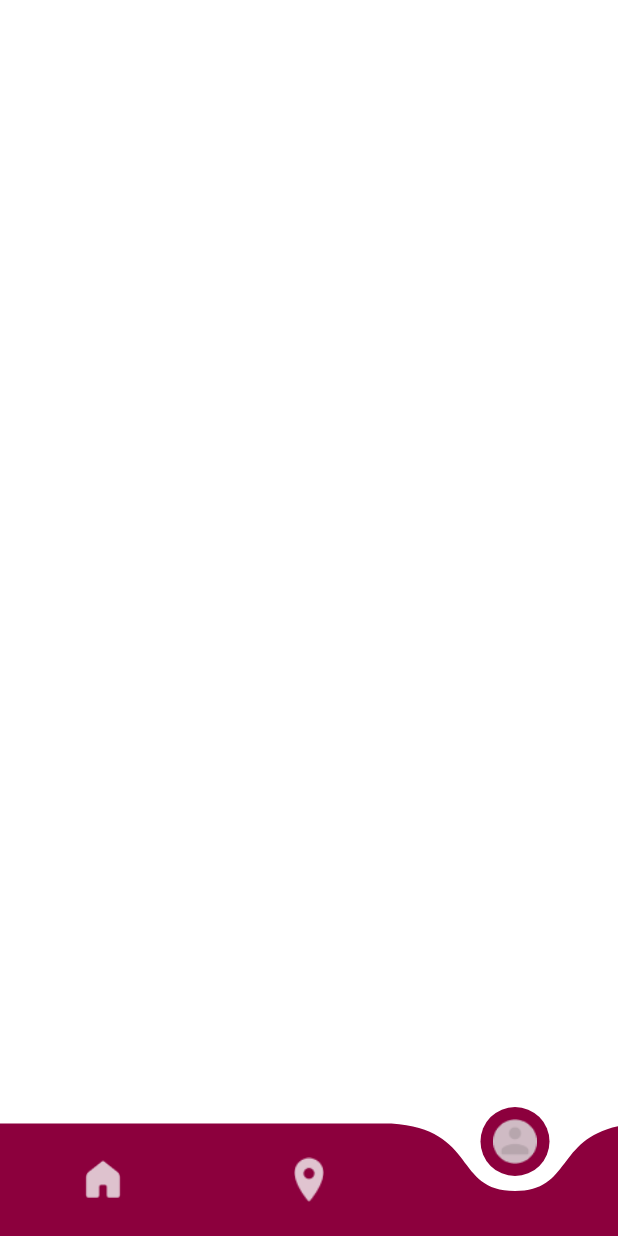
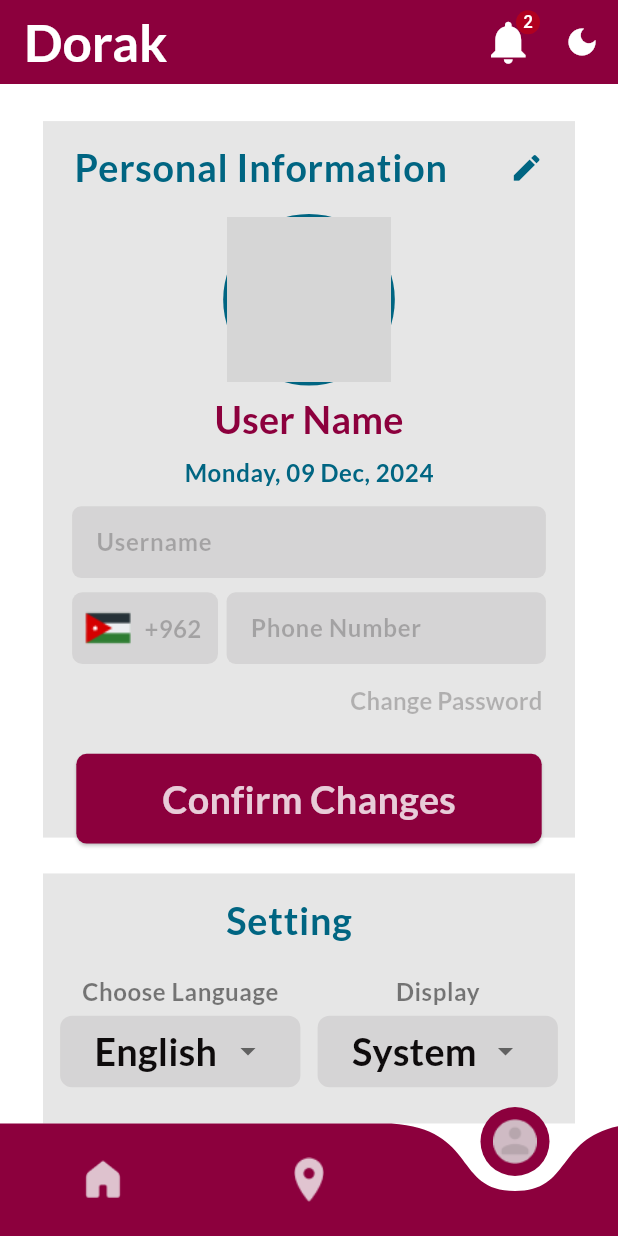
Before and after one commit to jehadadili/App-DOORAK, a Flutter app: the CustomCurvedNavigationBar screen opened directly, item 3 of the bottom bar chosen, on a phone screen of 412 x 824 dp. Run offline on Flutter 3.47's test engine with Material 3 defaults, Android fonts, the phone set to English and light mode, and no system bars; drawn by our look-alikes of curved_navigation_bar; our stand-ins replace bloc, device_preview, flutter_bloc, flutter_screenutil, loading_animation_widget, shared_preferences; accounts and stored records are empty; network calls fail; grey boxes are pictures that could not be loaded.

Commit message:
add ui profile

```diff
--- a/lib/my_app.dart
+++ b/lib/my_app.dart
@@ -23,9 +23,12 @@ class AppDoorak extends StatelessWidget {
                    useInheritedMediaQuery: true,
                   locale: DevicePreview.locale(context),
                   builder: DevicePreview.appBuilder,
+
                   debugShowCheckedModeBanner: false,
                   home: child,
                   theme: context.read<ThemeCubit>().themedata,
+
+
                 );
               },
             ));
--- a/lib/src/core/style/text_styles/text_styles_light.dart
+++ b/lib/src/core/style/text_styles/text_styles_light.dart
@@ -6,53 +6,63 @@ class StyleTextLight {
   static TextStyle labelLargepink92W800 = TextStyle(
     color: ColorApp.primarycolor,
     fontSize: 92.sp,
+    fontFamily: "Lato",
     fontWeight: FontWeight.w800,
   );
 
   static TextStyle bodyLargewhite46W800 = TextStyle(
     color: ColorApp.white,
     fontSize: 46.sp,
+    fontFamily: "Lato",
     fontWeight: FontWeight.w800,
   );
   static TextStyle titleLargewhite38W500 = TextStyle(
     color: ColorApp.white,
+    fontFamily: "Lato",
     fontSize: 38.sp,
     fontWeight: FontWeight.w500,
   );
   static TextStyle headlineLargehite32W400 = TextStyle(
     color: ColorApp.white,
+    fontFamily: "Lato",
     fontSize: 32.sp,
     fontWeight: FontWeight.w400,
   );
 
   static TextStyle displayLargewhite30W400 = TextStyle(
     color: ColorApp.white,
+    fontFamily: "Lato",
     fontSize: 30.sp,
     fontWeight: FontWeight.w400,
   );
   static TextStyle displayMediumpink26W900 = TextStyle(
     color: ColorApp.primarycolor,
+    fontFamily: "Lato",
     fontSize: 26.sp,
     fontWeight: FontWeight.w900,
   );
   static TextStyle titleMediumwhite22W500 = TextStyle(
     color: ColorApp.white,
+    fontFamily: "Lato",
     fontSize: 22.sp,
     fontWeight: FontWeight.w500,
   );
   static TextStyle displaySmallwihte18W500 = TextStyle(
     color: ColorApp.white,
+    fontFamily: "Lato",
     fontSize: 16.sp,
     fontWeight: FontWeight.w500,
   );
   static TextStyle bodysmailwihte14W500 = TextStyle(
     color: ColorApp.black,
+    fontFamily: "Lato",
     fontSize: 14.sp,
     fontWeight: FontWeight.w500,
   );
 
   static TextStyle smailtitlegrey12W400 = TextStyle(
     color: ColorApp.grey.withOpacity(0.55),
+    fontFamily: "Lato",
     fontSize: 12.sp,
     fontWeight: FontWeight.w400,
   );
--- a/lib/src/core/them/dark_them.dart
+++ b/lib/src/core/them/dark_them.dart
@@ -26,9 +26,14 @@ ThemeData darkThem() {
         secondary: ColorApp.greydark.withOpacity(0.4),
         onPrimary: ColorApp.blue.withOpacity(0.41),
         surfaceContainer: ColorApp.white2.withOpacity(0.15),
-    ),
+        onErrorContainer: ColorApp.white2),
     cardColor: ColorApp.white.withOpacity(0.05),
     primaryTextTheme: TextTheme(
+      bodyLarge: StyleTextDark.titleMediumwhite22W500.copyWith(
+        fontWeight: FontWeight.w700,
+      ),
+      bodySmall: StyleTextDark.bodysmailwihte14W500.copyWith(
+          fontWeight: FontWeight.w200, color: ColorApp.white.withOpacity(0.50)),
       displayLarge: StyleTextDark.displayLargewhite30W400
           .copyWith(color: ColorApp.white, fontWeight: FontWeight.w800),
       titleMedium:
--- a/lib/src/core/them/light_them.dart
+++ b/lib/src/core/them/light_them.dart
@@ -24,10 +24,16 @@ ThemeData lightThem() {
       primary: ColorApp.blue,
       secondary: ColorApp.greydark.withOpacity(0.4),
       onPrimary: ColorApp.blue,
+      onErrorContainer: ColorApp.blue,
       surfaceContainer: ColorApp.blakandgrey.withOpacity(0.72),
     ),
     cardColor: ColorApp.black.withOpacity(0.10),
     primaryTextTheme: TextTheme(
+      bodyLarge: StyleTextLight.titleMediumwhite22W500
+          .copyWith(fontWeight: FontWeight.w700, color: ColorApp.blue),
+      bodySmall: StyleTextLight.bodysmailwihte14W500.copyWith(
+          fontWeight: FontWeight.w200,
+          color: ColorApp.blackdark.withOpacity(0.50)),
       displayLarge: StyleTextLight.displayLargewhite30W400
           .copyWith(color: ColorApp.black, fontWeight: FontWeight.w800),
       titleMedium:
--- a/lib/src/core/widgets/custom_app_bar.dart
+++ b/lib/src/core/widgets/custom_app_bar.dart
@@ -19,10 +19,13 @@ AppBar buildAppBar({
     actions: [
       IconButton(
         onPressed: () {},
-        icon: Icon(
-          IconApp.notifications,
-          color: ColorApp.white,
-          size: 30.sp,
+        icon: Badge.count(
+          count: 2,
+          child: Icon(
+            IconApp.notifications,
+            color: ColorApp.white,
+            size: 30.sp,
+          ),
         ),
       ),
       IconButton(
--- a/lib/src/feature/bottom_navigation_bar/view/widgets/tab_navigation_pages.dart
+++ b/lib/src/feature/bottom_navigation_bar/view/widgets/tab_navigation_pages.dart
@@ -17,7 +17,7 @@ class TabNavigationPages extends StatelessWidget {
     } else if (tabItem == "page2") {
       child = const LocationScreen();
     } else if (tabItem == "page3") {
-      child = const ProfileScreen();
+      child = const UserProfileScreen();
     }
     return Navigator(
       key: navigatorKey,
--- a/lib/src/feature/date-time/presntation/view/screen/date_time_screen.dart
+++ b/lib/src/feature/date-time/presntation/view/screen/date_time_screen.dart
@@ -17,7 +17,7 @@ class DateTimeScreen extends StatelessWidget {
         child: Column(
           children: [
             SizedBox(
-              height: MediaQuery.sizeOf(context).height * 0.1,
+              height: MediaQuery.sizeOf(context).height * 0.05,
             ),
             Padding(
               padding: EdgeInsets.symmetric(horizontal: 25.w),
--- a/lib/src/feature/date-time/presntation/view/widgets/custom_date.dart
+++ b/lib/src/feature/date-time/presntation/view/widgets/custom_date.dart
@@ -1,6 +1,7 @@
 import 'package:doorak/src/core/style/color/color_app.dart';
 import 'package:flutter/material.dart';
 import 'package:flutter_screenutil/flutter_screenutil.dart';
+import 'package:intl/intl.dart'; // استيراد مكتبة intl
 
 class CustomDate extends StatefulWidget {
   const CustomDate({super.key});
@@ -31,7 +32,8 @@ class _CustomDateState extends State<CustomDate> {
             width: 10.w,
           ),
           Text(
-            "${selectedDate.day}-${selectedDate.month}-${selectedDate.year}",
+            // تنسيق التاريخ باستخدام intl
+            DateFormat('yyyy-MM-dd').format(selectedDate),
             style: TextStyle(fontSize: 14.sp),
           ),
         ],
@@ -52,7 +54,9 @@ class _CustomDateState extends State<CustomDate> {
         selectedDate = date;
       });
       ScaffoldMessenger.of(context).showSnackBar(
-        SnackBar(content: Text("تم اختيار التاريخ: ${date.toLocal()}")),
+        SnackBar(
+            content: Text(
+                "تم اختيار التاريخ: ${DateFormat('yyyy-MM-dd').format(date)}")),
       );
     }
   }
--- a/lib/src/feature/profile/view/screen/profile_screen.dart
+++ b/lib/src/feature/profile/view/screen/profile_screen.dart
@@ -1,10 +1,54 @@
+import 'package:doorak/src/core/widgets/custom_app_bar.dart';
+import 'package:doorak/src/feature/profile/view/widgets/custom_personal_information.dart';
+import 'package:doorak/src/feature/profile/view/widgets/custom_setting.dart';
 import 'package:flutter/material.dart';
+import 'package:flutter_screenutil/flutter_screenutil.dart';
 
-class ProfileScreen extends StatelessWidget {
-  const ProfileScreen({super.key});
+class UserProfileScreen extends StatefulWidget {
+  const UserProfileScreen({
+    super.key,
+  });
 
   @override
+  State<UserProfileScreen> createState() => _UserProfileScreenState();
+}
+
+class _UserProfileScreenState extends State<UserProfileScreen> {
+  final TextEditingController phoneController = TextEditingController();
+  final TextEditingController usernameController = TextEditingController();
+  @override
   Widget build(BuildContext context) {
-    return const Scaffold();
+    return Scaffold(
+        appBar: buildAppBar(context: context),
+        body: Padding(
+          padding: EdgeInsets.symmetric(horizontal: 25.w),
+          child: SingleChildScrollView(
+            child: Column(
+              children: [
+                SizedBox(
+                  height: MediaQuery.sizeOf(context).height * 0.03,
+                ),
+                Container(
+                  height: 400.h,
+                  color: Theme.of(context).cardColor,
+                  child: CustomPersonalInformation(
+                    phoneController: phoneController,
+                    usernameController: usernameController,
+                  ),
+                ),
+                SizedBox(
+                  height: 20.h,
+                ),
+                Container(
+                    height: 250.h,
+                    color: Theme.of(context).cardColor,
+                    child: const CustomSetting()),
+                SizedBox(
+                  height: MediaQuery.sizeOf(context).height * 0.03,
+                ),
+              ],
+            ),
+          ),
+        ));
   }
 }
--- /dev/null
+++ b/lib/src/feature/profile/view/widgets/custom_dropdown_button_lang.dart
@@ -0,0 +1,56 @@
+import 'package:doorak/src/core/style/text/text.dart';
+import 'package:flutter/material.dart';
+import 'package:flutter_screenutil/flutter_screenutil.dart';
+
+class CustomDropdownButtonLang extends StatelessWidget {
+  const CustomDropdownButtonLang({super.key});
+
+  @override
+  Widget build(BuildContext context) {
+    return Column(
+      children: [
+        Text(
+          AppText.chooseLanguageEN,
+          style: Theme.of(context).primaryTextTheme.bodySmall,
+        ),
+        SizedBox(
+          height: 5.h,
+        ),
+        SizedBox(
+          height: 40.h,
+          child: Container(
+            decoration: BoxDecoration(
+              color: Theme.of(context).inputDecorationTheme.fillColor,
+              borderRadius: BorderRadius.circular(8),
+            ),
+            padding: EdgeInsets.only(left: 20.w, right: 20.w),
+            child: DropdownButton<String>(
+              value: AppText.languageEN,
+              underline: const SizedBox(),
+              onChanged: (value) {
+              },
+              dropdownColor: Theme.of(context).inputDecorationTheme.fillColor,
+              isExpanded: true,
+              items: [
+                DropdownMenuItem(
+                  value: AppText.languageAR,
+                  child: Text(
+                    AppText.languageAR,
+                    style: Theme.of(context).primaryTextTheme.titleMedium,
+                  ),
+                ),
+                DropdownMenuItem(
+                  value: AppText.languageEN,
+                  child: Text(
+                    AppText.languageEN,
+                    style: Theme.of(context).primaryTextTheme.titleMedium,
+                  ),
+                ),
+              ],
+            ),
+          ),
+        ),
+      ],
+    );
+  }
+}
--- /dev/null
+++ b/lib/src/feature/profile/view/widgets/custom_dropdown_button_theme.dart
@@ -0,0 +1,62 @@
+import 'package:doorak/src/core/style/text/text.dart';
+import 'package:flutter/material.dart';
+import 'package:flutter_screenutil/flutter_screenutil.dart';
+
+class CustomDropdownButtonTheme extends StatelessWidget {
+  const CustomDropdownButtonTheme({super.key});
+
+  @override
+  Widget build(BuildContext context) {
+    return Column(
+      children: [
+        Text(
+          AppText.displayEN,
+          style: Theme.of(context).primaryTextTheme.bodySmall,
+        ),
+        SizedBox(
+          height: 5.h,
+        ),
+        SizedBox(
+          height: 40.h,
+          child: Container(
+            decoration: BoxDecoration(
+              color: Theme.of(context).inputDecorationTheme.fillColor,
+              borderRadius: BorderRadius.circular(8),
+            ),
+            padding: EdgeInsets.only(left: 20.w, right: 20.w),
+            child: DropdownButton<String>(
+              value: AppText.systemEN,
+              underline: const SizedBox(),
+              onChanged: (value) {},
+              dropdownColor: Theme.of(context).inputDecorationTheme.fillColor,
+              isExpanded: true,
+              items: [
+                DropdownMenuItem(
+                  value: AppText.systemEN,
+                  child: Text(
+                    AppText.systemEN,
+                    style: Theme.of(context).primaryTextTheme.titleMedium,
+                  ),
+                ),
+                DropdownMenuItem(
+                  value: AppText.darkModeEN,
+                  child: Text(
+                    AppText.darkModeEN,
+                    style: Theme.of(context).primaryTextTheme.titleMedium,
+                  ),
+                ),
+                DropdownMenuItem(
+                  value: AppText.lightModeEN,
+                  child: Text(
+                    AppText.lightModeEN,
+                    style: Theme.of(context).primaryTextTheme.titleMedium,
+                  ),
+                ),
+              ],
+            ),
+          ),
+        ),
+      ],
+    );
+  }
+}
--- /dev/null
+++ b/lib/src/feature/profile/view/widgets/custom_edit_text_fiel.dart
@@ -0,0 +1,102 @@
+import 'package:doorak/src/core/style/button/custom_buttom_light.dart';
+import 'package:doorak/src/core/style/text/text.dart';
+import 'package:doorak/src/core/widgets/custom_text_fiald.dart';
+import 'package:flutter/material.dart';
+import 'package:flutter_screenutil/flutter_screenutil.dart';
+import 'package:doorak/src/core/style/image/image_app.dart';
+
+class CustomEditTextFiel extends StatelessWidget {
+  final TextEditingController phoneController;
+  final TextEditingController usernameController;
+
+  const CustomEditTextFiel({
+    super.key,
+    required this.phoneController,
+    required this.usernameController,
+  });
+
+  @override
+  Widget build(BuildContext context) {
+    return Column(
+      children: [
+        Padding(
+          padding: EdgeInsets.symmetric(horizontal: 17.w),
+          child: CustomTextFieldWidgets(
+            height: 40,
+            labelText: AppText.labelUsernameEN,
+            controller: phoneController,
+            hintText: AppText.hintUsernameEN,
+            keyboardType: TextInputType.phone,
+            validator: (p0) {
+              return null;
+            },
+          ),
+        ),
+        SizedBox(
+          height: 8.h,
+        ),
+        Padding(
+          padding: EdgeInsets.symmetric(horizontal: 17.w),
+          child: Row(
+            children: [
+              Container(
+                  width: 85.w,
+                  height: 40.h,
+                  decoration: BoxDecoration(
+                      color: Theme.of(context).inputDecorationTheme.fillColor,
+                      borderRadius: BorderRadius.circular(6.r)),
+                  child: Row(
+                    children: [
+                      Image.asset(
+                        ImageApp.jo,
+                        width: 42.w,
+                        height: 32.h,
+                      ),
+                      Text("+962",
+                          style:
+                              Theme.of(context).inputDecorationTheme.hintStyle),
+                    ],
+                  )),
+              SizedBox(
+                width: 5.w,
+              ),
+              Expanded(
+                child: CustomTextFieldWidgets(
+                  height: 40,
+                  width: 180.w,
+                  labelText: AppText.labelPhoneEN,
+                  controller: usernameController,
+                  hintText: AppText.hintPhoneEN,
+                  keyboardType: TextInputType.phone,
+                  validator: (p0) {
+                    return null;
+                  },
+                ),
+              ),
+            ],
+          ),
+        ),
+        FittedBox(
+          child: Padding(
+            padding: EdgeInsets.only(left: 160.w),
+            child: TextButton(
+              onPressed: () {},
+              child: Text(
+                AppText.changePasswordEN,
+                style: Theme.of(context).inputDecorationTheme.hintStyle,
+              ),
+            ),
+          ),
+        ),
+        SizedBox(
+          height: 10.h,
+        ),
+        CustomButtomLight(
+          text: AppText.confirmChangesEN,
+          horizontal: 17.w,
+          onPressed: () {},
+        )
+      ],
+    );
+  }
+}
--- /dev/null
+++ b/lib/src/feature/profile/view/widgets/custom_personal_information.dart
@@ -0,0 +1,67 @@
+import 'package:doorak/src/core/style/color/color_app.dart';
+import 'package:doorak/src/feature/profile/view/widgets/custom_edit_text_fiel.dart';
+import 'package:doorak/src/feature/profile/view/widgets/custom_section_title.dart';
+import 'package:flutter/material.dart';
+import 'package:flutter_screenutil/flutter_screenutil.dart';
+import 'package:intl/intl.dart';
+
+class CustomPersonalInformation extends StatelessWidget {
+  final TextEditingController phoneController;
+  final TextEditingController usernameController;
+  const CustomPersonalInformation({
+    super.key,
+    required this.phoneController,
+    required this.usernameController,
+  });
+
+  @override
+  Widget build(BuildContext context) {
+    final String currentDate =
+        DateFormat('EEEE, dd MMM, yyyy').format(DateTime.now());
+
+    return Column(
+      children: [
+        SizedBox(
+          height: 10.h,
+        ),
+        const CustomSectionTitle(
+            title: "Personal Information", icon: Icons.edit),
+        SizedBox(
+          height: 10.h,
+        ),
+        Center(
+          child: CircleAvatar(
+            radius: 50.r,
+            child: CircleAvatar(
+              radius: 48.r,
+              backgroundImage: const NetworkImage(
+                  "https://media.istockphoto.com/id/1337144146/vector/default-avatar-profile-icon-vector.jpg?s=612x612&w=0&k=20&c=BIbFwuv7FxTWvh5S3vB6bkT0Qv8Vn8N5Ffseq84ClGI="),
+            ),
+          ),
+        ),
+        SizedBox(height: 3.h),
+
+        Text(
+          "User Name",
+          style: Theme.of(context).textTheme.titleMedium?.copyWith(
+                color: ColorApp.primarycolor,
+              ),
+        ),
+        SizedBox(height: 5.h),
+        // التاريخ الحالي
+        Text(
+          currentDate,
+          style: Theme.of(context).textTheme.bodySmall?.copyWith(
+                color: ColorApp.blue,
+              ),
+        ),
+
+        SizedBox(height: 10.h),
+        CustomEditTextFiel(
+          phoneController: phoneController,
+          usernameController: usernameController,
+        )
+      ],
+    );
+  }
+}
--- /dev/null
+++ b/lib/src/feature/profile/view/widgets/custom_section_title.dart
@@ -0,0 +1,23 @@
+import 'package:doorak/src/core/style/color/color_app.dart';
+import 'package:flutter/material.dart';
+import 'package:flutter_screenutil/flutter_screenutil.dart';
+
+class CustomSectionTitle extends StatelessWidget {
+  const CustomSectionTitle({super.key, required this.title, this.icon});
+  final String title;
+  final IconData? icon;
+  @override
+  Widget build(BuildContext context) {
+    return Row(
+      mainAxisAlignment: MainAxisAlignment.spaceAround,
+      children: [
+        Text(title, style: Theme.of(context).primaryTextTheme.bodyLarge),
+        Icon(
+          icon,
+          color: ColorApp.blue,
+          size: 20.sp,
+        ),
+      ],
+    );
+  }
+}
--- /dev/null
+++ b/lib/src/feature/profile/view/widgets/custom_setting.dart
@@ -0,0 +1,41 @@
+import 'package:doorak/src/feature/profile/view/widgets/custom_dropdown_button_lang.dart';
+import 'package:doorak/src/feature/profile/view/widgets/custom_dropdown_button_theme.dart';
+import 'package:doorak/src/feature/profile/view/widgets/custom_section_title.dart';
+import 'package:doorak/src/feature/profile/view/widgets/switch_list_tile_example.dart';
+import 'package:flutter/material.dart';
+import 'package:flutter_screenutil/flutter_screenutil.dart';
+
+class CustomSetting extends StatelessWidget {
+  const CustomSetting({super.key});
+
+  @override
+  Widget build(BuildContext context) {
+    return Column(
+      crossAxisAlignment: CrossAxisAlignment.start,
+      children: [
+        SizedBox(height: 10.h),
+        Padding(
+          padding: EdgeInsets.only(left: 70.w),
+          child: const CustomSectionTitle(title: "Setting"),
+        ),
+        SizedBox(height: 15.h),
+        Padding(
+          padding: EdgeInsets.symmetric(horizontal: 10.w),
+          child: Row(
+            children: [
+              const Expanded(child: CustomDropdownButtonLang()),
+              SizedBox(
+                width: 10.w,
+              ),
+              const Expanded(child: CustomDropdownButtonTheme())
+            ],
+          ),
+        ),
+        SizedBox(
+          height: 20.h,
+        ),
+        SwitchListTileExample()
+      ],
+    );
+  }
+}
--- /dev/null
+++ b/lib/src/feature/profile/view/widgets/switch_list_tile_example.dart
@@ -0,0 +1,45 @@
+import 'package:doorak/src/core/style/text/text.dart';
+import 'package:flutter/material.dart';
+import 'package:flutter_screenutil/flutter_screenutil.dart';
+
+class SwitchListTileExample extends StatefulWidget {
+  const SwitchListTileExample({super.key});
+
+  @override
+  State<SwitchListTileExample> createState() => _SwitchListTileExampleState();
+}
+
+class _SwitchListTileExampleState extends State<SwitchListTileExample> {
+  bool notification = false;
+  bool account = false;
+  @override
+  Widget build(BuildContext context) {
+    return Padding(
+      padding: EdgeInsets.only(left: 19.w),
+      child: Column(
+        crossAxisAlignment: CrossAxisAlignment.start,
+        children: [
+          Text(AppText.notificationEN,
+              style: Theme.of(context).primaryTextTheme.bodySmall),
+          SwitchListTile(
+            title: FittedBox(
+              child: Text(
+                AppText.appNotificationEN,
+                style: Theme.of(context).primaryTextTheme.titleMedium,
+              ),
+            ),
+            value: notification,
+            onChanged: (bool value) {
+              setState(() {
+                notification = value;
+              });
+            },
+          ),
+          SizedBox(
+            height: 10.h,
+          ),
+        ],
+      ),
+    );
+  }
+}
--- a/pubspec.yaml
+++ b/pubspec.yaml
@@ -39,12 +39,12 @@ dependencies:
   flutter_bloc: ^8.1.6
   bloc: ^8.1.4
   shared_preferences: ^2.3.2
-  cached_network_image: ^3.4.1
   loading_animation_widget: ^1.3.0
   device_preview: ^1.2.0
   intl_phone_number_input: ^0.7.4
   curved_navigation_bar: ^1.0.6
   table_calendar: ^3.1.2
+  intl: ^0.19.0
 
 
 
```
Also changed, not shown: pubspec.lock, 1 other file. Lines whose indentation alone changed are shown as unchanged.
